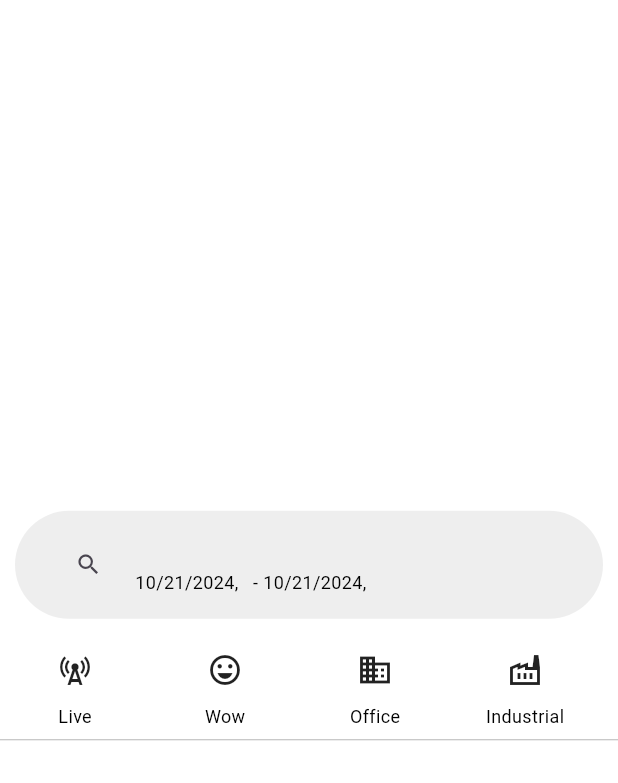
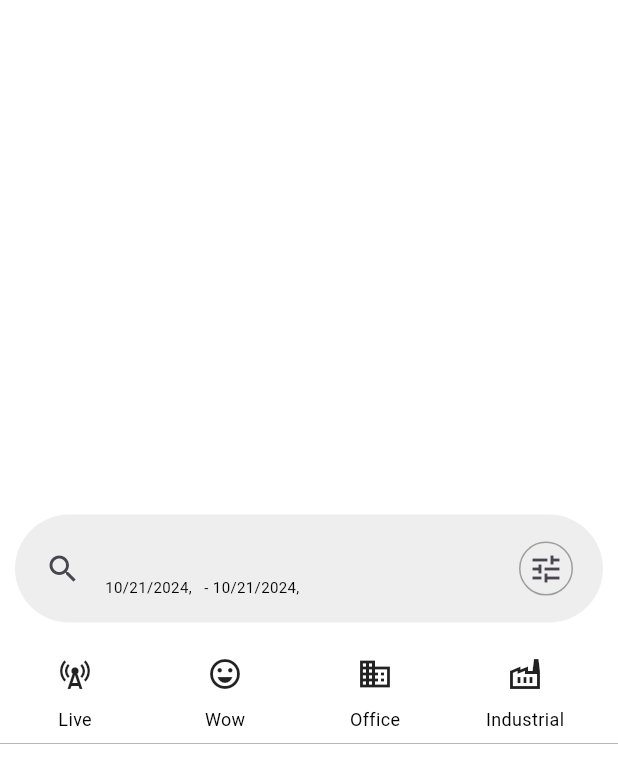
Before and after one commit to darylekarldevera/cubework-app, a Flutter app: the LocationResultsScreenHeader widget shown alone on an empty page, opened directly with empty values, on a phone screen of 412 x 824 dp. Shown: the top 783 px of the screen. Run offline on Flutter 3.47's test engine with Material 3 defaults, Android fonts, the phone set to English and light mode, and no system bars; our stand-ins replace cached_network_image, carousel_slider, dropdown_button2, geocoding, geolocator, google_maps_flutter and 1 more; missing offline and left inert: google_maps_flutter_android, google_maps_flutter_platform_interface; network calls fail.

Commit message:
Refactor LocationResultsScreenHeader widget to update padding and alignment, also add filter button on the search button

```diff
--- a/lib/widgets/location_results_screen_header.dart
+++ b/lib/widgets/location_results_screen_header.dart
@@ -7,6 +7,7 @@ import 'package:cubework_app_client/shared/modal/explore_search_widget.dart';
 
 class LocationResultsScreenHeader extends StatelessWidget {
   final ReservedWarehouse reservedWarehouse;
+
   const LocationResultsScreenHeader(
       {super.key, required this.reservedWarehouse});
 
@@ -50,7 +51,7 @@ class LocationResultsScreenHeader extends StatelessWidget {
         children: <Widget>[
           Expanded(
             child: Container(
-              padding: const EdgeInsets.only(top: 10.0),
+              padding: const EdgeInsets.only(top: 15.0),
               constraints: const BoxConstraints(maxHeight: double.infinity),
               child: Container(
                 decoration: const BoxDecoration(
@@ -60,12 +61,47 @@ class LocationResultsScreenHeader extends StatelessWidget {
                 child: Column(
                   mainAxisAlignment: MainAxisAlignment.center,
                   children: [
-                    Padding(
-                      padding: const EdgeInsets.symmetric(horizontal: 10.0),
-                      child: ElevatedButton(
-                        style: ElevatedButton.styleFrom(
-                            backgroundColor: Colors.grey[200], elevation: 0),
-                        onPressed: () {
+                    Container(
+                      alignment: Alignment.center,
+                      margin: const EdgeInsets.symmetric(horizontal: 10),
+                      decoration: BoxDecoration(
+                        color: Colors.grey[200],
+                        borderRadius: BorderRadius.circular(100),
+                      ),
+                      child: ListTile(
+                        contentPadding: const EdgeInsets.symmetric(
+                          horizontal: 20,
+                        ),
+                        leading: const Icon(Icons.search),
+                        title: Text(
+                          reservedWarehouse.warehouse.name,
+                          style: const TextStyle(fontWeight: FontWeight.bold),
+                        ),
+                        subtitle: Text(
+                          searchButtonTitleHandler(),
+                          style: const TextStyle(
+                            color: Colors.black,
+                            fontSize: 10,
+                          ),
+                        ),
+                        trailing: GestureDetector(
+                          onTap: () => {
+                            print("Filter button pressed"),
+                          },
+                          child: Container(
+                            padding: const EdgeInsets.all(5),
+                            decoration: BoxDecoration(
+                              border: Border.all(
+                                color: Colors.grey,
+                              ),
+                              borderRadius: BorderRadius.circular(100),
+                            ),
+                            child: const Icon(
+                              Icons.tune,
+                            ),
+                          ),
+                        ),
+                        onTap: () {
                           showDialog(
                             context: context,
                             builder: (BuildContext context) =>
@@ -76,20 +112,6 @@ class LocationResultsScreenHeader extends StatelessWidget {
                             ),
                           );
                         },
-                        child: Column(
-                          mainAxisAlignment: MainAxisAlignment.center,
-                          children: [
-                            ListTile(
-                              leading: const Icon(Icons.search),
-                              title: Text(reservedWarehouse.warehouse.name),
-                              subtitle: Text(
-                                searchButtonTitleHandler(),
-                                style: const TextStyle(
-                                    color: Colors.black, fontSize: 12),
-                              ),
-                            ),
-                          ],
-                        ),
                       ),
                     ),
                     Container(height: 15),
```
